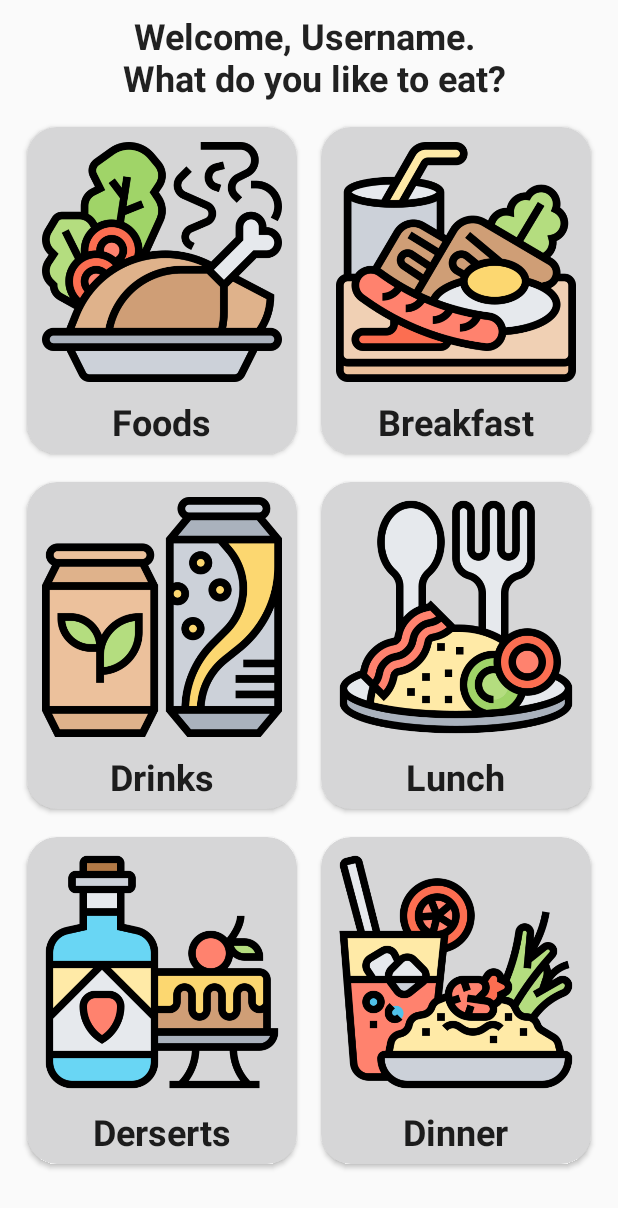
After one commit to YangTris/Food-Ordering-App, an Android app: the CategoryActivity screen opened directly, with no data from a screen before it, on a phone screen of 412 x 824 dp. The commit adds this screen. Shown: the top 1208 px of the screen. Run offline under Robolectric (Android 15) with nearby library versions, the phone set to English and light mode, and no system bars.

Commit message:
add category layout
add more photos, modify click events

```diff
--- a/app/src/main/AndroidManifest.xml
+++ b/app/src/main/AndroidManifest.xml
@@ -28,7 +28,11 @@
             android:label="Food"
             android:theme="@style/AppTheme.NoActionBar" />
         <activity
-            android:name="com.example.food_ordering_app.HomeActivity"
+            android:name="com.example.food_ordering_app.CategoryActivity"
+            android:label="Food"
+            android:theme="@style/AppTheme.NoActionBar" />
+        <activity
+            android:name="com.example.food_ordering_app.FoodActivity"
             android:label="Food"
             android:theme="@style/AppTheme.NoActionBar" />
     </application>
--- /dev/null
+++ b/app/src/main/java/com/example/food_ordering_app/CategoryActivity.java
@@ -0,0 +1,64 @@
+package com.example.food_ordering_app;
+
+import android.content.Intent;
+import android.os.Bundle;
+import android.view.View;
+
+import androidx.appcompat.app.AppCompatActivity;
+import androidx.cardview.widget.CardView;
+
+public class CategoryActivity extends AppCompatActivity {
+    private CardView foodsCard;
+    private CardView drinksCard;
+    private CardView dessertsCard;
+    private CardView breakfastCard;
+    private CardView lunchCard;
+    private CardView dinnerCard;
+
+    protected void onCreate(Bundle savedInstanceState) {
+        super.onCreate(savedInstanceState);
+        setContentView(R.layout.activity_categories);
+        CardView foodsCard = findViewById(R.id.foods);
+        CardView drinksCard = findViewById(R.id.drinks);
+        CardView dessertsCard = findViewById(R.id.derserts);
+        CardView breakfastCard = findViewById(R.id.breakfast);
+        CardView lunchCard = findViewById(R.id.lunch);
+        CardView dinnerCard = findViewById(R.id.dinner);
+        foodsCard.setOnClickListener(new View.OnClickListener() {
+            @Override
+            public void onClick(View view) {
+                startActivity(new Intent(CategoryActivity.this, FoodActivity.class));
+            }
+        });
+        drinksCard.setOnClickListener(new View.OnClickListener() {
+            @Override
+            public void onClick(View view) {
+                startActivity(new Intent(CategoryActivity.this, FoodActivity.class));
+            }
+        });
+        dessertsCard.setOnClickListener(new View.OnClickListener() {
+            @Override
+            public void onClick(View view) {
+                startActivity(new Intent(CategoryActivity.this, FoodActivity.class));
+            }
+        });
+        breakfastCard.setOnClickListener(new View.OnClickListener() {
+            @Override
+            public void onClick(View view) {
+                startActivity(new Intent(CategoryActivity.this, FoodActivity.class));
+            }
+        });
+        lunchCard.setOnClickListener(new View.OnClickListener() {
+            @Override
+            public void onClick(View view) {
+                startActivity(new Intent(CategoryActivity.this, FoodActivity.class));
+            }
+        });
+        dinnerCard.setOnClickListener(new View.OnClickListener() {
+            @Override
+            public void onClick(View view) {
+                startActivity(new Intent(CategoryActivity.this, FoodActivity.class));
+            }
+        });
+    }
+}
--- a/app/src/main/java/com/example/food_ordering_app/HomeActivity.java
+++ b/app/src/main/java/com/example/food_ordering_app/FoodActivity.java
@@ -26,7 +26,7 @@ import retrofit2.Call;
 import retrofit2.Callback;
 import retrofit2.Response;
 
-public class HomeActivity extends AppCompatActivity {
+public class FoodActivity extends AppCompatActivity {
     @Override
     protected void onCreate(Bundle savedInstanceState) {
         super.onCreate(savedInstanceState);
@@ -66,11 +66,7 @@ public class HomeActivity extends AppCompatActivity {
             @Override
             public void onBindViewHolder(@NonNull FoodAdapter.ViewHolder holder, int position) {
                 Food food = mFoods.get(position);
-                Glide.with(mContext)
-                        .load(food.getImgURL())
-                        .placeholder(R.drawable.img_bg)
-                        .error(R.drawable.profile)
-                        .into(holder.mImageFood);
+                Glide.with(mContext).load(food.getImgURL()).placeholder(R.drawable.error).error(R.drawable.category_foods).into(holder.mImageFood);
                 holder.mTextName.setText(food.getName());
                 holder.mTextDescription.setText(food.getDescription());
             }
@@ -90,7 +86,7 @@ public class HomeActivity extends AppCompatActivity {
             @Override
             public void onResponse(Call<ArrayList<Food>> request, Response<ArrayList<Food>> response) {
                 if (response.isSuccessful()) {
-                    recyclerView.setAdapter(new FoodAdapter(HomeActivity.this, response.body()));
+                    recyclerView.setAdapter(new FoodAdapter(FoodActivity.this, response.body()));
                 } else if (response.code() == 401) {
                     Toast.makeText(context, "Your session has expired", Toast.LENGTH_LONG).show();
                 } else {
--- a/app/src/main/java/com/example/food_ordering_app/LoginActivity.java
+++ b/app/src/main/java/com/example/food_ordering_app/LoginActivity.java
@@ -30,10 +30,10 @@ public class LoginActivity extends AppCompatActivity {
                 String password = passwordInput.getEditText().getText().toString().trim();
                 Log.d("Username", username);
                 Log.d("Password", password);
-                if (username.equals("admin") && password.equals("admin")) {
-                    startActivity(new Intent(LoginActivity.this, HomeActivity.class));
+                if (username.equals("user") && password.equals("user")) {
+                    startActivity(new Intent(LoginActivity.this, CategoryActivity.class));
                 } else {
-                    Toast.makeText(getApplicationContext(), "Permission denied", Toast.LENGTH_SHORT).show();
+                    Toast.makeText(getApplicationContext(), "Incorrect information, please check again", Toast.LENGTH_SHORT).show();
                 }
             }
         });
--- a/app/src/main/java/com/example/food_ordering_app/services/ServiceBuilder.java
+++ b/app/src/main/java/com/example/food_ordering_app/services/ServiceBuilder.java
@@ -16,9 +16,11 @@ import retrofit2.converter.gson.GsonConverterFactory;
 
 public class ServiceBuilder {
 
-    //
+    // Wifi ở nhà
     private static final String URL = "http://192.168.100.9:9000/";
 
+    //    // E.402
+//    private static final String URL = "http://192.168.28.226:9000/";
     // Create logger
     private static HttpLoggingInterceptor logger =
             new HttpLoggingInterceptor().setLevel(HttpLoggingInterceptor.Level.BODY);
--- /dev/null
+++ b/app/src/main/res/layout/activity_categories.xml
@@ -0,0 +1,272 @@
+<?xml version="1.0" encoding="utf-8"?>
+<LinearLayout xmlns:android="http://schemas.android.com/apk/res/android"
+    xmlns:app="http://schemas.android.com/apk/res-auto"
+    android:layout_width="match_parent"
+    android:layout_height="match_parent"
+    android:orientation="vertical">
+
+    <TextView
+        style="@style/TextAppearance.AppCompat.Headline"
+        android:layout_width="wrap_content"
+        android:layout_height="wrap_content"
+        android:layout_gravity="center_horizontal"
+        android:layout_margin="7dp"
+        android:text="Welcome, Username. \n What do you like to eat?"
+        android:textAlignment="center"
+        android:textStyle="bold" />
+
+
+    <LinearLayout
+        android:layout_width="wrap_content"
+        android:layout_height="wrap_content"
+        android:layout_gravity="center"
+        android:orientation="horizontal"
+        android:weightSum="2">
+
+        <androidx.cardview.widget.CardView
+            android:id="@+id/foods"
+            android:layout_width="wrap_content"
+            android:layout_height="wrap_content"
+            android:layout_weight="1"
+            app:cardBackgroundColor="@color/white"
+            app:cardCornerRadius="20dp"
+
+            app:cardUseCompatPadding="true">
+
+            <RelativeLayout
+                android:layout_width="match_parent"
+                android:layout_height="match_parent">
+
+                <ImageView
+                    android:id="@+id/foods_img"
+                    android:layout_width="160dp"
+                    android:layout_height="160dp"
+                    android:layout_marginStart="10dp"
+                    android:layout_marginTop="10dp"
+                    android:layout_marginEnd="10dp"
+                    android:layout_marginBottom="10dp"
+                    android:scaleType="fitXY"
+                    android:src="@drawable/category_foods" />
+
+                <TextView
+                    style="@style/TextAppearance.AppCompat.Headline"
+                    android:layout_width="wrap_content"
+                    android:layout_height="wrap_content"
+                    android:layout_below="@+id/foods_img"
+                    android:layout_centerHorizontal="true"
+                    android:layout_marginBottom="5dp"
+                    android:maxLines="2"
+                    android:text="Foods"
+                    android:textStyle="bold" />
+            </RelativeLayout>
+        </androidx.cardview.widget.CardView>
+
+        <androidx.cardview.widget.CardView
+            android:id="@+id/breakfast"
+            android:layout_width="wrap_content"
+            android:layout_height="wrap_content"
+            android:layout_weight="1"
+            app:cardBackgroundColor="@color/white"
+            app:cardCornerRadius="20dp"
+
+            app:cardUseCompatPadding="true">
+
+            <RelativeLayout
+                android:layout_width="match_parent"
+                android:layout_height="match_parent">
+
+                <ImageView
+                    android:id="@+id/breakfast_img"
+                    android:layout_width="160dp"
+                    android:layout_height="160dp"
+                    android:layout_marginStart="10dp"
+                    android:layout_marginTop="10dp"
+                    android:layout_marginEnd="10dp"
+                    android:layout_marginBottom="10dp"
+                    android:scaleType="fitXY"
+                    android:src="@drawable/category_breakfast" />
+
+                <TextView
+                    style="@style/TextAppearance.AppCompat.Headline"
+                    android:layout_width="wrap_content"
+                    android:layout_height="wrap_content"
+                    android:layout_below="@+id/breakfast_img"
+                    android:layout_centerHorizontal="true"
+                    android:layout_marginBottom="5dp"
+                    android:maxLines="2"
+                    android:text="Breakfast"
+                    android:textStyle="bold" />
+            </RelativeLayout>
+        </androidx.cardview.widget.CardView>
+    </LinearLayout>
+
+    <LinearLayout
+        android:layout_width="wrap_content"
+        android:layout_height="wrap_content"
+        android:layout_gravity="center"
+        android:orientation="horizontal"
+        android:weightSum="2">
+
+
+        <androidx.cardview.widget.CardView
+            android:id="@+id/drinks"
+            android:layout_width="wrap_content"
+            android:layout_height="wrap_content"
+            android:layout_weight="1"
+            app:cardBackgroundColor="@color/white"
+            app:cardCornerRadius="20dp"
+
+            app:cardUseCompatPadding="true">
+
+            <RelativeLayout
+                android:layout_width="match_parent"
+                android:layout_height="match_parent">
+
+                <ImageView
+                    android:id="@+id/drinks_img"
+                    android:layout_width="160dp"
+                    android:layout_height="160dp"
+                    android:layout_marginStart="10dp"
+                    android:layout_marginTop="10dp"
+                    android:layout_marginEnd="10dp"
+                    android:layout_marginBottom="10dp"
+                    android:scaleType="fitXY"
+                    android:src="@drawable/category_drinks" />
+
+                <TextView
+                    style="@style/TextAppearance.AppCompat.Headline"
+                    android:layout_width="wrap_content"
+                    android:layout_height="wrap_content"
+                    android:layout_below="@+id/drinks_img"
+                    android:layout_centerHorizontal="true"
+                    android:layout_marginBottom="5dp"
+                    android:maxLines="2"
+                    android:text="Drinks"
+                    android:textStyle="bold" />
+            </RelativeLayout>
+        </androidx.cardview.widget.CardView>
+
+        <androidx.cardview.widget.CardView
+            android:id="@+id/lunch"
+            android:layout_width="wrap_content"
+            android:layout_height="wrap_content"
+            android:layout_weight="1"
+            app:cardBackgroundColor="@color/white"
+            app:cardCornerRadius="20dp"
+
+            app:cardUseCompatPadding="true">
+
+            <RelativeLayout
+                android:layout_width="match_parent"
+                android:layout_height="match_parent">
+
+                <ImageView
+                    android:id="@+id/lunch_img"
+                    android:layout_width="160dp"
+                    android:layout_height="160dp"
+                    android:layout_marginStart="10dp"
+                    android:layout_marginTop="10dp"
+                    android:layout_marginEnd="10dp"
+                    android:layout_marginBottom="10dp"
+                    android:scaleType="fitXY"
+                    android:src="@drawable/category_lunch" />
+
+                <TextView
+                    style="@style/TextAppearance.AppCompat.Headline"
+                    android:layout_width="wrap_content"
+                    android:layout_height="wrap_content"
+                    android:layout_below="@+id/lunch_img"
+                    android:layout_centerHorizontal="true"
+                    android:layout_marginBottom="5dp"
+                    android:maxLines="2"
+                    android:text="Lunch"
+                    android:textStyle="bold" />
+            </RelativeLayout>
+        </androidx.cardview.widget.CardView>
+    </LinearLayout>
+
+    <LinearLayout
+        android:layout_width="wrap_content"
+        android:layout_height="wrap_content"
+        android:layout_gravity="center"
+        android:orientation="horizontal"
+        android:weightSum="2">
+
+        <androidx.cardview.widget.CardView
+            android:id="@+id/derserts"
+            android:layout_width="wrap_content"
+            android:layout_height="wrap_content"
+            android:layout_weight="1"
+            app:cardBackgroundColor="@color/white"
+            app:cardCornerRadius="20dp"
+
+            app:cardUseCompatPadding="true">
+
+            <RelativeLayout
+                android:layout_width="match_parent"
+                android:layout_height="match_parent">
+
+                <ImageView
+                    android:id="@id/derserts_img"
+                    android:layout_width="160dp"
+                    android:layout_height="160dp"
+                    android:layout_marginStart="10dp"
+                    android:layout_marginTop="10dp"
+                    android:layout_marginEnd="10dp"
+                    android:layout_marginBottom="10dp"
+                    android:scaleType="fitXY"
+                    android:src="@drawable/category_desserts" />
+
+                <TextView
+                    style="@style/TextAppearance.AppCompat.Headline"
+                    android:layout_width="wrap_content"
+                    android:layout_height="wrap_content"
+                    android:layout_below="@+id/derserts_img"
+                    android:layout_centerHorizontal="true"
+                    android:layout_marginBottom="5dp"
+                    android:maxLines="2"
+                    android:text="Derserts"
+                    android:textStyle="bold" />
+            </RelativeLayout>
+        </androidx.cardview.widget.CardView>
+
+        <androidx.cardview.widget.CardView
+            android:id="@+id/dinner"
+            android:layout_width="wrap_content"
+            android:layout_height="wrap_content"
+            android:layout_weight="1"
+            app:cardBackgroundColor="@color/white"
+            app:cardCornerRadius="20dp"
+
+            app:cardUseCompatPadding="true">
+
+            <RelativeLayout
+                android:layout_width="match_parent"
+                android:layout_height="match_parent">
+
+                <ImageView
+                    android:id="@+id/dinner_img"
+                    android:layout_width="160dp"
+                    android:layout_height="160dp"
+                    android:layout_marginStart="10dp"
+                    android:layout_marginTop="10dp"
+                    android:layout_marginEnd="10dp"
+                    android:layout_marginBottom="10dp"
+                    android:scaleType="fitXY"
+                    android:src="@drawable/category_dinner" />
+
+                <TextView
+                    style="@style/TextAppearance.AppCompat.Headline"
+                    android:layout_width="wrap_content"
+                    android:layout_height="wrap_content"
+                    android:layout_below="@+id/dinner_img"
+                    android:layout_centerHorizontal="true"
+                    android:layout_marginBottom="5dp"
+                    android:maxLines="2"
+                    android:text="Dinner"
+                    android:textStyle="bold" />
+            </RelativeLayout>
+        </androidx.cardview.widget.CardView>
+    </LinearLayout>
+
+</LinearLayout>
--- a/app/src/main/res/layout/activity_home.xml
+++ b/app/src/main/res/layout/activity_home.xml
@@ -3,7 +3,6 @@
     xmlns:app="http://schemas.android.com/apk/res-auto"
     android:layout_width="match_parent"
     android:layout_height="match_parent"
-    android:background="@color/colorPrimaryDark"
     >
 
     <LinearLayout
--- a/app/src/main/res/layout/food_items.xml
+++ b/app/src/main/res/layout/food_items.xml
@@ -26,6 +26,7 @@
                 android:background="?attr/selectableItemBackgroundBorderless"
                 android:padding="10dp"
                 android:scaleType="fitXY" />
+
             <TextView
                 android:id="@+id/food_name"
                 style="@style/TextAppearance.AppCompat.Headline"
@@ -36,9 +37,7 @@
                 android:layout_toEndOf="@+id/food_img"
                 android:maxLines="2"
                 android:text="Product Name"
-                android:textStyle="bold"
-
-                />
+                android:textStyle="bold" />
 
             <TextView
                 android:id="@+id/food_price"
```
Also changed, not shown: app/src/main/res/drawable/category_breakfast.png (added), app/src/main/res/drawable/category_desserts.png (added), app/src/main/res/drawable/category_dinner.png (added), app/src/main/res/drawable/category_drinks.png (added), app/src/main/res/drawable/category_foods.png (added), app/src/main/res/drawable/category_lunch.png (added), app/src/main/res/drawable/error.png (added), app/src/main/res/drawable/logout.png (added).
